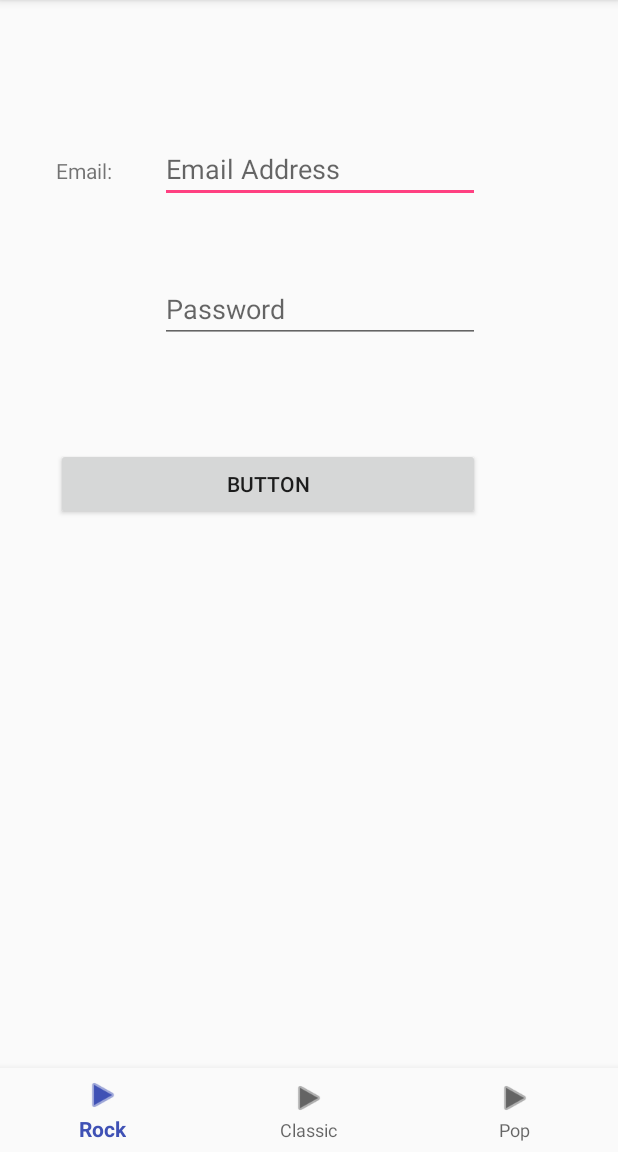
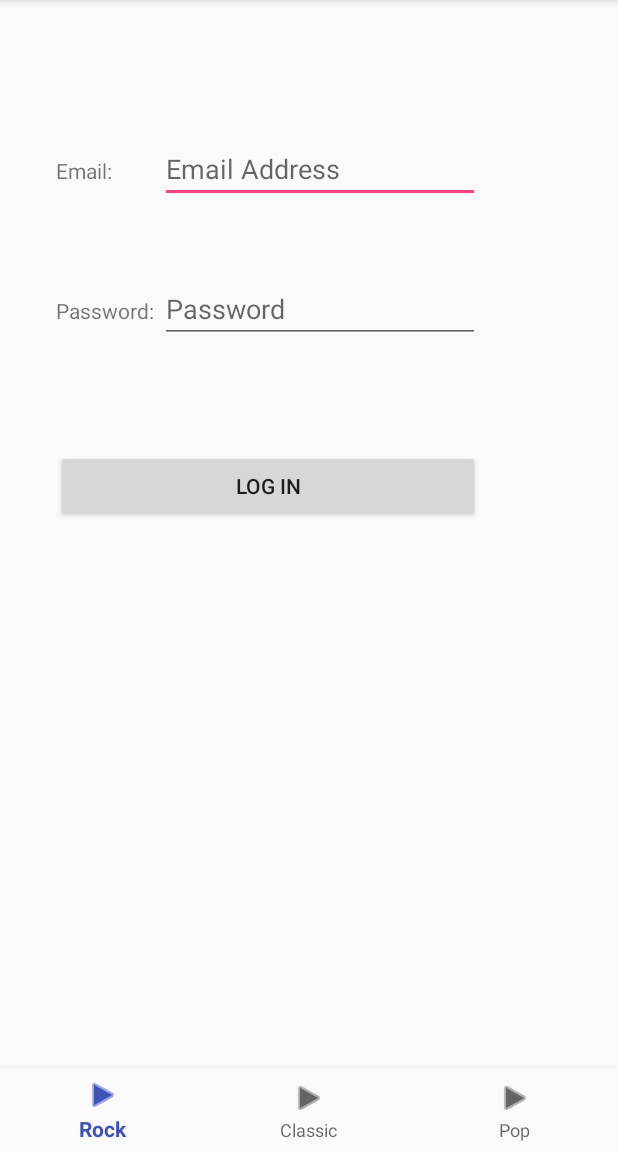
Before and after one commit to poojanshah2005/Assignment_two, an Android app: the screen it shows after launch (MainActivity), on a phone screen of 412 x 824 dp, the part 84-1236 px from its top. Run offline under Robolectric (Android 15) with nearby library versions, the phone set to English and light mode, and no system bars; our stand-ins replace RxJava; libraries missing offline, so code that uses them is left out: com.github.pwittchen.reactivenetwork, com.jakewharton.retrofit2, io.realm; 7 statements that could not run were skipped.

Commit message:
log in scene

```diff
--- a/app/src/main/java/com/poojanshah/assignment_two/MainActivity.java
+++ b/app/src/main/java/com/poojanshah/assignment_two/MainActivity.java
@@ -109,8 +109,7 @@ public class MainActivity extends AppCompatActivity implements IMusicListView {
                     .subscribe(new Consumer<Boolean>() {
                         @Override public void accept(Boolean isConnectedToInternet) {
                             // do something with isConnectedToInternet value
-                            if(isConnectedToInternet){
-                            } else{
+                            if(!isConnectedToInternet){
                                 Toast.makeText(MainActivity.this,"Network is Not Available",Toast.LENGTH_LONG).show();
                                 Log.i("ClassTracdk","onFetchDataFailure");
                                 Bundle args = new Bundle();
--- a/app/src/main/res/layout/fragment_log_in.xml
+++ b/app/src/main/res/layout/fragment_log_in.xml
@@ -23,7 +23,8 @@
         android:layout_alignParentLeft="true"
         android:layout_alignParentStart="true"
         android:layout_marginLeft="37dp"
-        android:layout_marginStart="37dp" />
+        android:layout_marginStart="37dp"
+        android:text="Password:" />
 
     <EditText
         android:id="@+id/etEmail"
@@ -55,11 +56,11 @@
         android:id="@+id/btnLogIn"
         android:layout_width="wrap_content"
         android:layout_height="wrap_content"
+        android:layout_marginTop="71dp"
+        android:text="Log In"
+        android:layout_below="@+id/etPassword"
+        android:layout_alignRight="@+id/etPassword"
         android:layout_alignEnd="@+id/etPassword"
         android:layout_alignLeft="@+id/textView2"
-        android:layout_alignRight="@+id/etPassword"
-        android:layout_alignStart="@+id/textView2"
-        android:layout_below="@+id/etPassword"
-        android:layout_marginTop="70dp"
-        android:text="Button" />
+        android:layout_alignStart="@+id/textView2" />
 </RelativeLayout>
```
